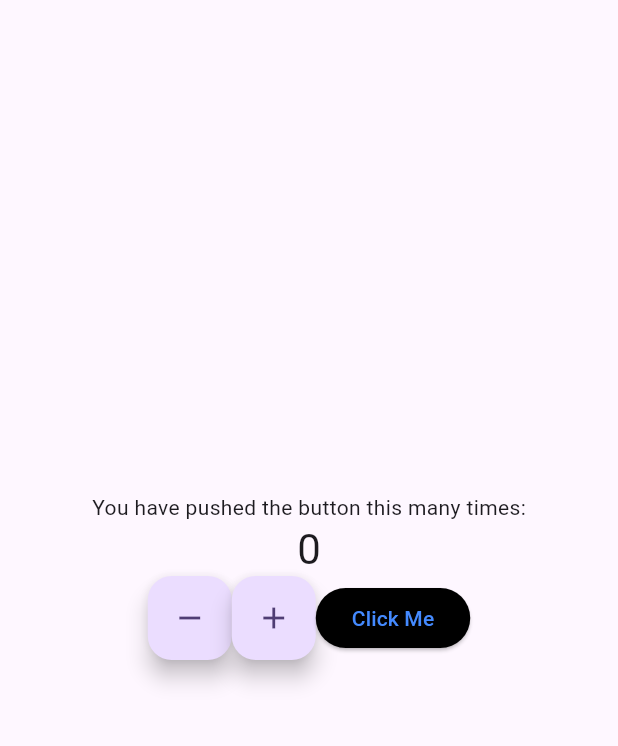
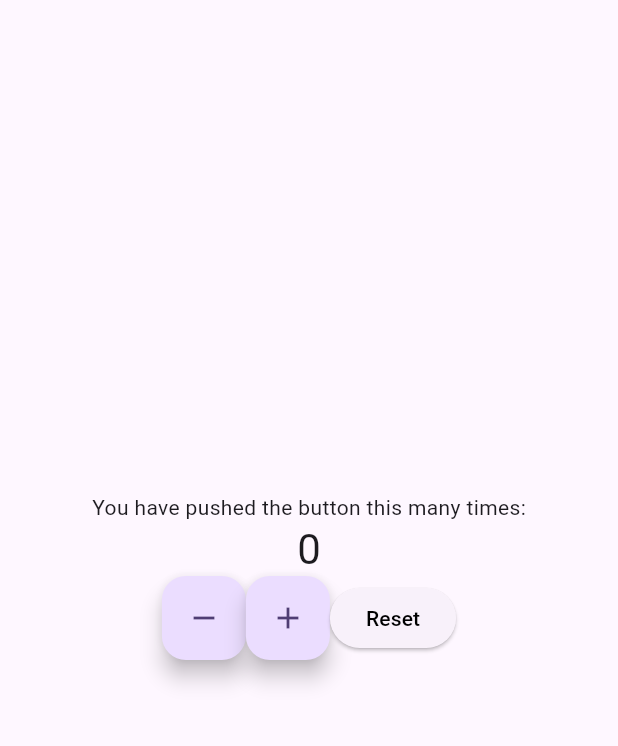
Before and after one commit to amankrbes3/first_app, a Flutter app: the screen it shows after launch, on a phone screen of 412 x 824 dp, the part 84-830 px from its top. Run offline on Flutter 3.47's test engine with Material 2 defaults, Android fonts, the phone set to English and light mode, and no system bars.

Commit message:
Modified Flutter Demo App

```diff
--- a/lib/main.dart
+++ b/lib/main.dart
@@ -74,6 +74,11 @@ class _MyHomePageState extends State<MyHomePage> {
       }
     });
   }
+  void _restCounter(){
+    setState(() {
+      _counter = 0;
+    });
+  }
 
   @override
   Widget build(BuildContext context) {
@@ -128,12 +133,19 @@ class _MyHomePageState extends State<MyHomePage> {
                   child: const Icon(Icons.remove),
                 ),
                 FloatingActionButton(
-
                   onPressed: _incrementCounter,
                   tooltip: 'Increment',
                   child: const Icon(Icons.add),
                 ),
-                const MyCustomGradient(),
+                Center(
+                  child: ElevatedButton(
+                    onPressed: _restCounter,
+                    style:ElevatedButton.styleFrom(
+                      foregroundColor: Colors.black,
+                    ),
+                    child: const Text("Reset"),
+                  ),
+                ),
               ],
             )
           ],
--- a/lib/my_custom_container.dart
+++ b/lib/my_custom_container.dart
@@ -1,21 +1,13 @@
 import 'package:flutter/material.dart';
 
 class MyCustomGradient extends StatelessWidget{
-  const MyCustomGradient({super.key});
+  const MyCustomGradient(this._counter,{super.key});
+  final int _counter;
 
   @override
   Widget build(BuildContext context) {
     // TODO: implement build
-   return Center(
-     child: ElevatedButton(
-       onPressed: () {  },
-       style:ElevatedButton.styleFrom(
-         foregroundColor: Colors.blueAccent,
-         backgroundColor: Colors.black,
-       ),
-       child: const Text("Click Me"),
-     ),
-   );
+   return const Text("Custom Gradient Container");
   }
 
 }
```
